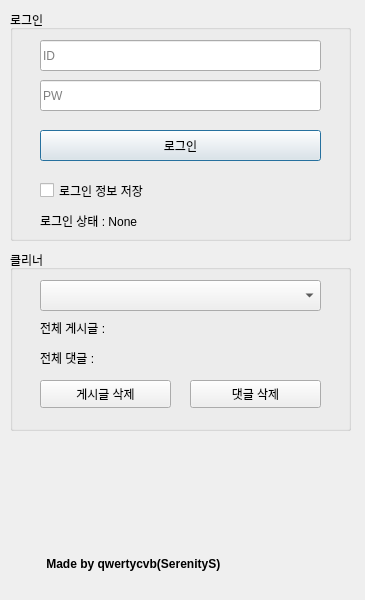
Qt form DCCleaner.ui (schema2882/DCCleaner_GUI) before a commit.
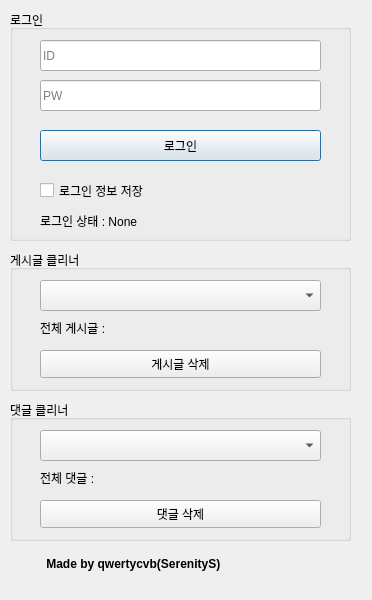
The same form after that commit.

Commit message: 클리너 UI 세분화

Diff of the .ui file:
```diff
--- a/DCCleaner.ui
+++ b/DCCleaner.ui
@@ -6,7 +6,7 @@
    <rect>
     <x>0</x>
     <y>0</y>
-    <width>365</width>
+    <width>372</width>
     <height>600</height>
    </rect>
   </property>
@@ -159,11 +159,11 @@
       <x>10</x>
       <y>250</y>
       <width>341</width>
-      <height>181</height>
+      <height>141</height>
      </rect>
     </property>
     <property name="title">
-     <string>클리너</string>
+     <string>게시글 클리너</string>
     </property>
     <widget class="QComboBox" name="galleryList">
      <property name="geometry">
@@ -188,25 +188,12 @@
       <string>전체 게시글 :</string>
      </property>
     </widget>
-    <widget class="QLabel" name="totalComment">
-     <property name="geometry">
-      <rect>
-       <x>30</x>
-       <y>100</y>
-       <width>281</width>
-       <height>16</height>
-      </rect>
-     </property>
-     <property name="text">
-      <string>전체 댓글 :</string>
-     </property>
-    </widget>
     <widget class="QPushButton" name="delPost">
      <property name="geometry">
       <rect>
        <x>30</x>
-       <y>130</y>
-       <width>131</width>
+       <y>100</y>
+       <width>281</width>
        <height>28</height>
       </rect>
      </property>
@@ -214,12 +201,48 @@
       <string>게시글 삭제</string>
      </property>
     </widget>
-    <widget class="QPushButton" name="delComment">
+   </widget>
+   <widget class="QGroupBox" name="groupBox_3">
+    <property name="geometry">
+     <rect>
+      <x>10</x>
+      <y>400</y>
+      <width>341</width>
+      <height>141</height>
+     </rect>
+    </property>
+    <property name="title">
+     <string>댓글 클리너</string>
+    </property>
+    <widget class="QComboBox" name="postGallList_2">
      <property name="geometry">
       <rect>
-       <x>180</x>
-       <y>130</y>
-       <width>131</width>
+       <x>30</x>
+       <y>30</y>
+       <width>281</width>
+       <height>31</height>
+      </rect>
+     </property>
+    </widget>
+    <widget class="QLabel" name="totalPost_2">
+     <property name="geometry">
+      <rect>
+       <x>30</x>
+       <y>70</y>
+       <width>281</width>
+       <height>16</height>
+      </rect>
+     </property>
+     <property name="text">
+      <string>전체 댓글 :</string>
+     </property>
+    </widget>
+    <widget class="QPushButton" name="delPost_2">
+     <property name="geometry">
+      <rect>
+       <x>30</x>
+       <y>100</y>
+       <width>281</width>
        <height>28</height>
       </rect>
      </property>
```
Left out of the diff: 2 changed lines with no effect on the pictures.
